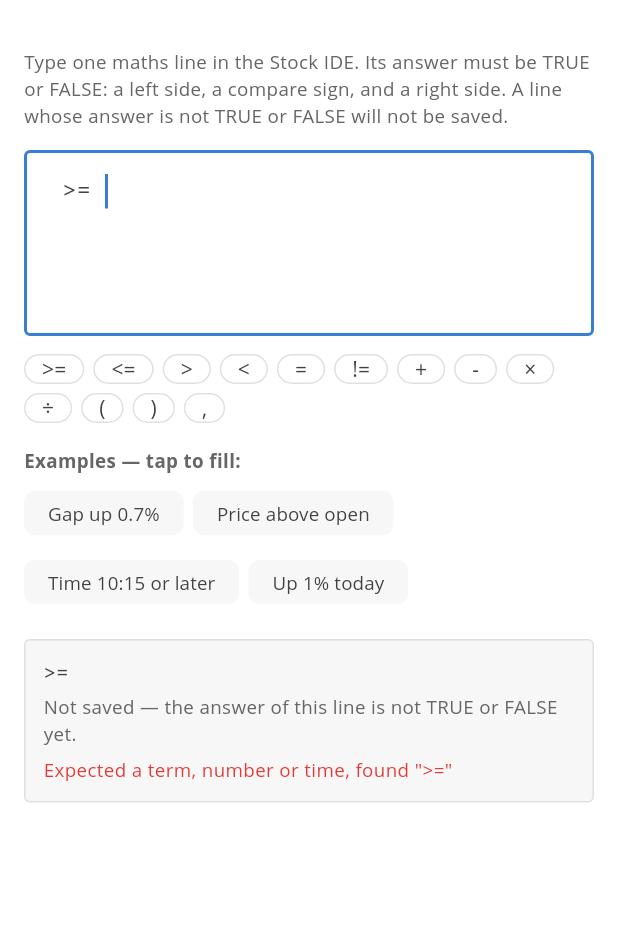
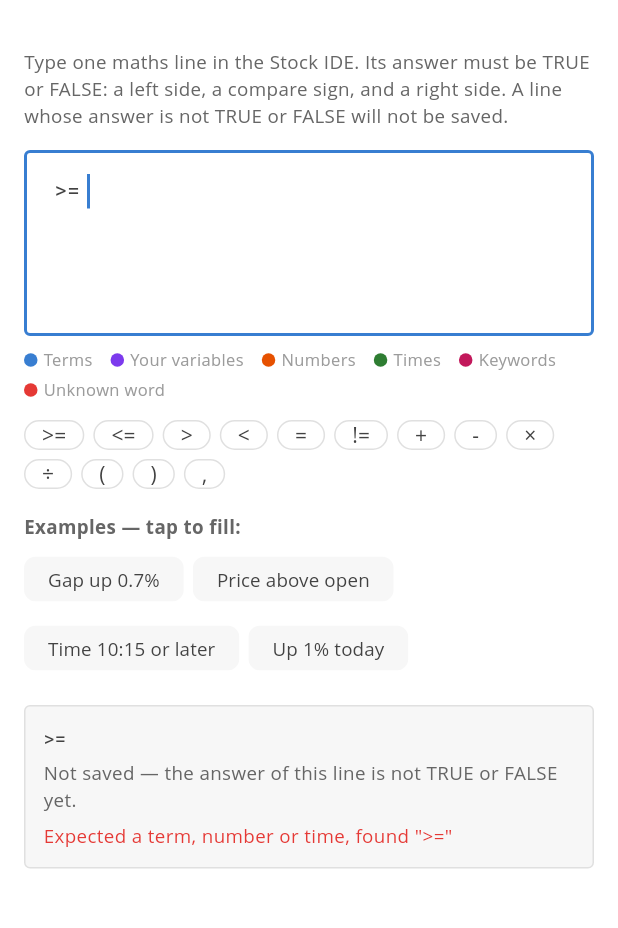
Before and after one commit to HJDevX/hjdevtrading, a Flutter app: the _LineEditorScreen screen opened directly, after a tap on ">=", on a phone screen of 412 x 824 dp, the part 57-985 px from its top. Run offline on Flutter 3.47's test engine with Material 3 defaults, Android fonts, the phone set to English and light mode, and no system bars; our stand-ins replace flutter_secure_storage, shared_preferences, sqflite; accounts and stored records are empty; network calls fail; Roboto replaces fonts that are missing (Open Sans).

Commit message:
Stock IDE syntax colours, like a real programming editor - the IDE now paints colours as you type: language terms in Kite blue, YOUR VARIABLES in purple (a clearly different colour so they stand out), numbers in deep orange, clock times in green, keywords (PCT_CHANGE, AND, BETWEEN...) in pink, operators dark, and a word the language does not know in RED so a typo is easy to spot. A colour legend sits under the writing box. The same colours are used in the line preview box, in the maths-line rows inside the builder, and in the variable editor's declaration preview. New pure-Dart tokenizer services/signal_highlighter.dart (never throws, segments always add up to the exact input) plus a SignalIdeController that paints the spans live in the line editor and variable-value fields. Tokenizer verified by RUNNING it: 7/7 tests pass. HOW_APP_WORKS.md updated.

```diff
--- a/lib/screens/signals/signal_builder_screen.dart
+++ b/lib/screens/signals/signal_builder_screen.dart
@@ -2,6 +2,7 @@ import 'package:flutter/material.dart';
 import 'package:hjdev_trading/db/app_db.dart';
 import 'package:hjdev_trading/models/scrip.dart';
 import 'package:hjdev_trading/models/signal.dart';
+import 'package:hjdev_trading/services/signal_highlighter.dart';
 import 'package:hjdev_trading/services/signal_parser.dart';
 
 /// SIGNAL BUILDER — create and edit a signal in the Signal Maths
@@ -900,11 +901,13 @@ class _SignalBuilderScreenState extends State<SignalBuilderScreen> {
                 crossAxisAlignment: CrossAxisAlignment.start,
                 children: [
                   Expanded(
-                    child: Text(ind.lines[j].render(),
-                        style: const TextStyle(
+                    child: Text.rich(signalHighlightSpan(
+                        ind.lines[j].render(),
+                        variables: _variables,
+                        base: const TextStyle(
                             color: _text,
                             fontSize: 13,
-                            fontFamily: 'monospace')),
+                            fontFamily: 'monospace'))),
                   ),
                   IconButton(
                     icon: const Icon(Icons.edit,
@@ -937,6 +940,68 @@ class _SignalBuilderScreenState extends State<SignalBuilderScreen> {
   }
 }
 
+/// The colour of one kind of word in the Stock IDE — like a
+/// real programming editor: terms in Kite blue, the user's own
+/// VARIABLES in purple (a different colour, so they stand out),
+/// numbers orange, clock times green, keywords pink, unknown
+/// words red.
+Color signalKindColor(String kind) {
+  switch (kind) {
+    case 'term':
+      return const Color(0xFF387ED1);
+    case 'variable':
+      return const Color(0xFF7C3AED);
+    case 'number':
+      return const Color(0xFFE65100);
+    case 'time':
+      return const Color(0xFF2E7D32);
+    case 'keyword':
+      return const Color(0xFFC2185B);
+    case 'unknown':
+      return const Color(0xFFE53935);
+    default:
+      return const Color(0xFF424242);
+  }
+}
+
+/// [text] as a coloured TextSpan for previews and line rows.
+TextSpan signalHighlightSpan(String text,
+    {List<SignalVariable> variables = const [], TextStyle? base}) {
+  final b = base ?? const TextStyle(color: Color(0xFF424242));
+  return TextSpan(
+    style: b,
+    children: [
+      for (final seg in signalSegments(text, variables: variables))
+        TextSpan(
+          text: seg.text,
+          style: TextStyle(
+            color: signalKindColor(seg.kind),
+            fontWeight: (seg.kind == 'term' ||
+                    seg.kind == 'variable' ||
+                    seg.kind == 'keyword')
+                ? FontWeight.w600
+                : null,
+          ),
+        ),
+    ],
+  );
+}
+
+/// A text controller that paints the Stock IDE's syntax colours
+/// while the user types.
+class SignalIdeController extends TextEditingController {
+  List<SignalVariable> variables = const [];
+
+  @override
+  TextSpan buildTextSpan({
+    required BuildContext context,
+    TextStyle? style,
+    required bool withComposing,
+  }) {
+    return signalHighlightSpan(text, variables: variables, base: style);
+  }
+}
+
 /// STOCK IDE — the one maths-line editor, now a FULL SCREEN page.
 /// Type the line as text; matching terms are suggested as you
 /// type; the ℹ button opens the all-terms page (tap a term there
@@ -962,13 +1027,14 @@ class _LineEditorScreenState extends State<_LineEditorScreen> {
   static const Color _hairline = Color(0xFFE0E0E0);
   static const Color _red = Color(0xFFE53935);
 
-  final TextEditingController _ideCtrl = TextEditingController();
+  final SignalIdeController _ideCtrl = SignalIdeController();
   SignalLine? _ideLine;
   String? _ideError;
 
   @override
   void initState() {
     super.initState();
+    _ideCtrl.variables = widget.variables;
     final e = widget.existing;
     if (e != null) {
       _ideCtrl.text = e.formula;
@@ -1150,6 +1216,19 @@ class _LineEditorScreenState extends State<_LineEditorScreen> {
             ),
             onChanged: (_) => setState(_ideRefresh),
           ),
+          const SizedBox(height: 8),
+          Wrap(
+            spacing: 12,
+            runSpacing: 4,
+            children: [
+              _legendDot('term', 'Terms'),
+              _legendDot('variable', 'Your variables'),
+              _legendDot('number', 'Numbers'),
+              _legendDot('time', 'Times'),
+              _legendDot('keyword', 'Keywords'),
+              _legendDot('unknown', 'Unknown word'),
+            ],
+          ),
           if (suggestions.isNotEmpty) ...[
             const SizedBox(height: 12),
             const Text('Suggested terms — tap to add:',
@@ -1243,6 +1322,22 @@ class _LineEditorScreenState extends State<_LineEditorScreen> {
     );
   }
 
+  Widget _legendDot(String kind, String label) {
+    return Row(
+      mainAxisSize: MainAxisSize.min,
+      children: [
+        Container(
+          width: 9,
+          height: 9,
+          decoration: BoxDecoration(
+              color: signalKindColor(kind), shape: BoxShape.circle),
+        ),
+        const SizedBox(width: 4),
+        Text(label, style: const TextStyle(color: _hint, fontSize: 11)),
+      ],
+    );
+  }
+
   Widget _statusBox(String formula, String meaning,
       {bool ok = false, String? error}) {
     return Container(
@@ -1256,9 +1351,10 @@ class _LineEditorScreenState extends State<_LineEditorScreen> {
       child: Column(
         crossAxisAlignment: CrossAxisAlignment.start,
         children: [
-          Text(formula,
-              style: const TextStyle(
-                  color: _text, fontSize: 13.5, fontFamily: 'monospace')),
+          Text.rich(signalHighlightSpan(formula,
+              variables: widget.variables,
+              base: const TextStyle(
+                  color: _text, fontSize: 13.5, fontFamily: 'monospace'))),
           const SizedBox(height: 4),
           Text(meaning,
               style: const TextStyle(color: _secondary, fontSize: 12.5)),
@@ -1471,7 +1567,7 @@ class _VariableEditorScreenState extends State<_VariableEditorScreen> {
   static const Color _red = Color(0xFFE53935);
 
   final TextEditingController _nameCtrl = TextEditingController();
-  final TextEditingController _valueCtrl = TextEditingController();
+  final SignalIdeController _valueCtrl = SignalIdeController();
   String _dartType = 'double';
   String? _error;
   MathsSide? _checkSide;
@@ -1485,6 +1581,7 @@ class _VariableEditorScreenState extends State<_VariableEditorScreen> {
   @override
   void initState() {
     super.initState();
+    _valueCtrl.variables = widget.contextVars;
     final e = widget.existing;
     if (e != null) {
       _dartType = e.dartType;
@@ -1828,12 +1925,13 @@ class _VariableEditorScreenState extends State<_VariableEditorScreen> {
                 borderRadius: BorderRadius.circular(4),
                 border: Border.all(color: _blue),
               ),
-              child: Text(
+              child: Text.rich(signalHighlightSpan(
                 '$_dartType ${_nameCtrl.text.trim()} = '
                 '${_checkSide!.formula};',
-                style: const TextStyle(
+                variables: widget.contextVars,
+                base: const TextStyle(
                     color: _text, fontSize: 13, fontFamily: 'monospace'),
-              ),
+              )),
             )
           else if (_checkLine != null)
             Container(
--- /dev/null
+++ b/lib/services/signal_highlighter.dart
@@ -0,0 +1,140 @@
+import 'package:hjdev_trading/models/signal.dart';
+
+/// Syntax colouring for the Stock IDE — like a real programming
+/// language editor, every kind of word gets its own colour:
+///
+///  - term      language terms (PRICE, OPEN, PREV_CLOSE…)
+///  - variable  the signal's OWN variables (stockCurrent…) —
+///              deliberately a different colour from terms
+///  - number    typed numbers (0.7, 40…)
+///  - time      clock times (10:15)
+///  - keyword   PCT_CHANGE, AND, BETWEEN, CROSSED_ABOVE…
+///  - operator  + − × ÷ and the compare signs >=, <, = …
+///  - plain     spaces, brackets, commas
+///  - unknown   a word the language does not know (a typo —
+///              shown in red so it is easy to spot)
+///
+/// This file is pure Dart (no Flutter): it only splits text into
+/// segments. The screens map each kind to a colour.
+class SignalSegment {
+  final String text;
+  final String kind;
+  const SignalSegment(this.text, this.kind);
+}
+
+const Set<String> _keywords = {
+  'PCT_CHANGE',
+  'AND',
+  'CROSSED_ABOVE',
+  'CROSSED_BELOW',
+  'TOUCHED',
+  'BETWEEN',
+  'OUTSIDE',
+};
+
+bool _isDigitAt(String s, int i) {
+  final u = s.codeUnitAt(i);
+  return u >= 48 && u <= 57;
+}
+
+bool _isLetterAt(String s, int i) {
+  final u = s.codeUnitAt(i);
+  return (u >= 65 && u <= 90) || (u >= 97 && u <= 122) || s[i] == '_';
+}
+
+/// Split [text] into coloured segments. The segments always add
+/// up to exactly the input text, and this never throws — half-
+/// typed words are coloured by their best guess, unknown words
+/// as 'unknown'.
+List<SignalSegment> signalSegments(String text,
+    {List<SignalVariable> variables = const []}) {
+  final varNames = {for (final v in variables) v.name.toUpperCase()};
+  final out = <SignalSegment>[];
+  var i = 0;
+  void add(String t, String kind) {
+    if (t.isNotEmpty) out.add(SignalSegment(t, kind));
+  }
+
+  while (i < text.length) {
+    final c = text[i];
+    if (c == ' ' || c == '\t' || c == '\n' || c == '\r') {
+      var j = i;
+      while (j < text.length &&
+          (text[j] == ' ' ||
+              text[j] == '\t' ||
+              text[j] == '\n' ||
+              text[j] == '\r')) {
+        j++;
+      }
+      add(text.substring(i, j), 'plain');
+      i = j;
+      continue;
+    }
+    if (_isDigitAt(text, i)) {
+      var j = i;
+      while (j < text.length && _isDigitAt(text, j)) j++;
+      // Clock time HH:MM.
+      if (j + 1 < text.length && text[j] == ':' && _isDigitAt(text, j + 1)) {
+        var k = j + 1;
+        while (k < text.length && _isDigitAt(text, k)) k++;
+        add(text.substring(i, k), 'time');
+        i = k;
+        continue;
+      }
+      var k = j;
+      if (k < text.length && text[k] == '.') {
+        k++;
+        while (k < text.length && _isDigitAt(text, k)) k++;
+      }
+      add(text.substring(i, k), 'number');
+      i = k;
+      continue;
+    }
+    if (_isLetterAt(text, i)) {
+      var j = i;
+      while (j < text.length &&
+          (_isLetterAt(text, j) || _isDigitAt(text, j))) {
+        j++;
+      }
+      final word = text.substring(i, j);
+      final upper = word.toUpperCase();
+      final String kind;
+      if (varNames.contains(upper)) {
+        kind = 'variable';
+      } else if (signalTermByCode(upper) != null) {
+        kind = 'term';
+      } else if (_keywords.contains(upper)) {
+        kind = 'keyword';
+      } else {
+        kind = 'unknown';
+      }
+      add(word, kind);
+      i = j;
+      continue;
+    }
+    if (c == '>' || c == '<' || c == '!') {
+      if (i + 1 < text.length && text[i + 1] == '=') {
+        add(text.substring(i, i + 2), 'operator');
+        i += 2;
+      } else {
+        add(c, 'operator');
+        i++;
+      }
+      continue;
+    }
+    if (c == '=' || c == '+' || c == '-' || c == '*' || c == '/' ||
+        c == '×' || c == '÷') {
+      add(c, 'operator');
+      i++;
+      continue;
+    }
+    if (c == '(' || c == ')' || c == ',' || c == ';') {
+      add(c, 'plain');
+      i++;
+      continue;
+    }
+    add(c, 'unknown');
+    i++;
+  }
+  return out;
+}
```
Also changed, not shown: 1 other file.
